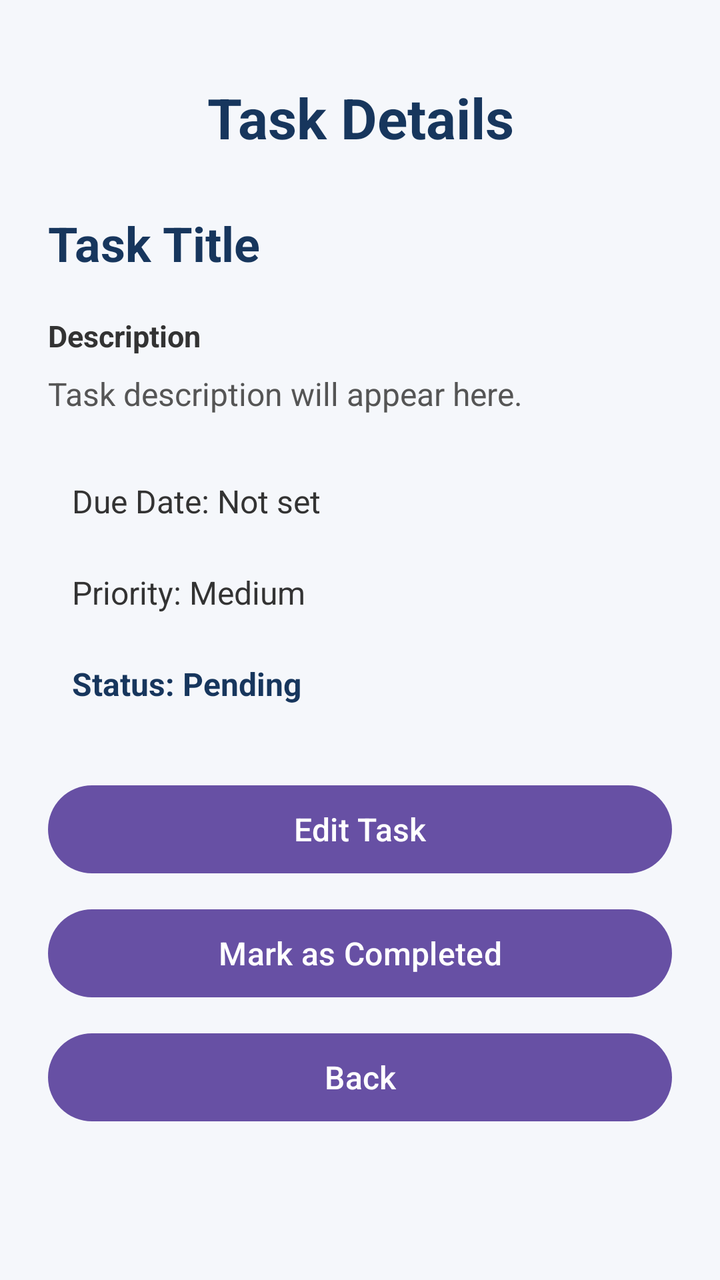
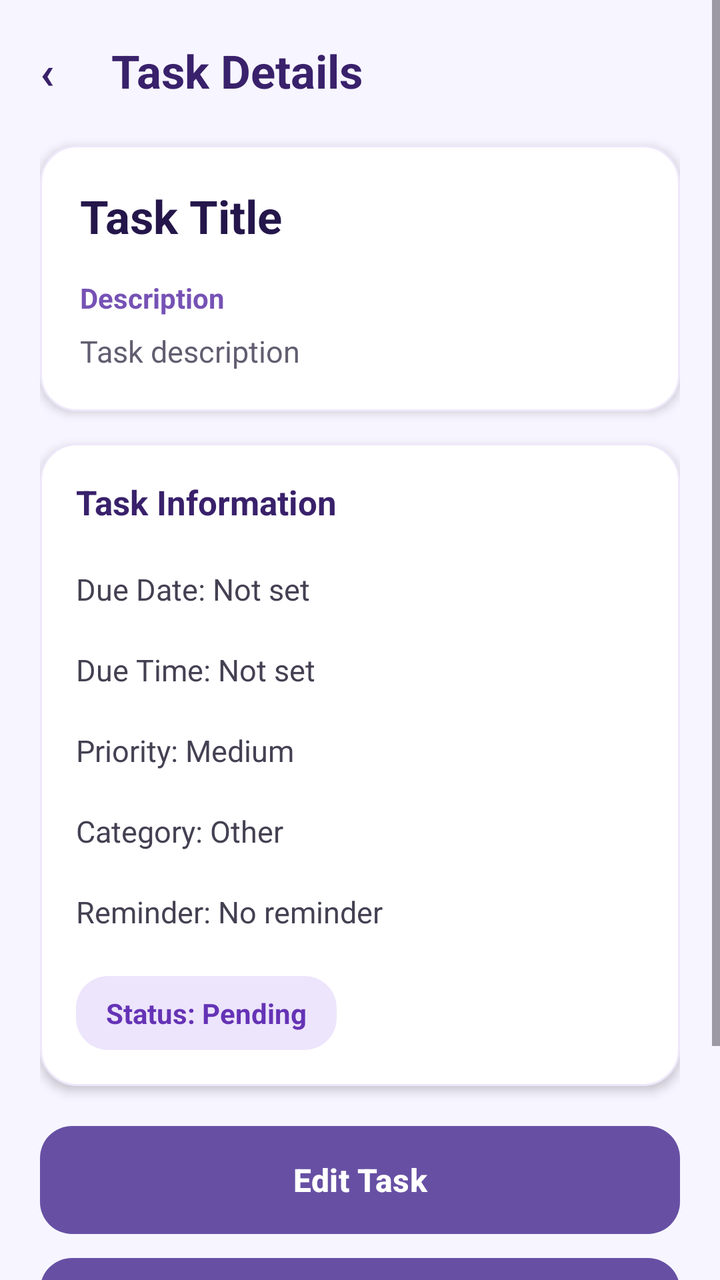

Before-and-after screenshots of an Android layout around one commit, followed by the original layout XML and the change that was made.
<!-- AndroidManifest.xml: application theme Theme.TaskMate -->
<!-- res/layout/activity_task_details.xml -->
<?xml version="1.0" encoding="utf-8"?>
<ScrollView xmlns:android="http://schemas.android.com/apk/res/android"
    android:layout_width="match_parent"
    android:layout_height="match_parent"
    android:fillViewport="true"
    android:background="#F5F7FB">

    <LinearLayout
        android:layout_width="match_parent"
        android:layout_height="wrap_content"
        android:orientation="vertical"
        android:padding="24dp">

        <TextView
            android:layout_width="match_parent"
            android:layout_height="wrap_content"
            android:text="Task Details"
            android:textSize="28sp"
            android:textStyle="bold"
            android:textColor="#17365D"
            android:gravity="center"
            android:layout_marginTop="16dp"
            android:layout_marginBottom="28dp" />

        <TextView
            android:id="@+id/tvTaskTitle"
            android:layout_width="match_parent"
            android:layout_height="wrap_content"
            android:text="Task Title"
            android:textSize="24sp"
            android:textStyle="bold"
            android:textColor="#17365D"
            android:layout_marginBottom="20dp" />

        <TextView
            android:layout_width="match_parent"
            android:layout_height="wrap_content"
            android:text="Description"
            android:textSize="15sp"
            android:textStyle="bold"
            android:textColor="#333333" />

        <TextView
            android:id="@+id/tvTaskDescription"
            android:layout_width="match_parent"
            android:layout_height="wrap_content"
            android:text="Task description will appear here."
            android:textSize="16sp"
            android:textColor="#555555"
            android:paddingTop="8dp"
            android:paddingBottom="20dp" />

        <TextView
            android:id="@+id/tvDueDate"
            android:layout_width="match_parent"
            android:layout_height="wrap_content"
            android:text="Due Date: Not set"
            android:textSize="16sp"
            android:textColor="#333333"
            android:padding="12dp" />

        <TextView
            android:id="@+id/tvPriority"
            android:layout_width="match_parent"
            android:layout_height="wrap_content"
            android:text="Priority: Medium"
            android:textSize="16sp"
            android:textColor="#333333"
            android:padding="12dp" />

        <TextView
            android:id="@+id/tvTaskStatus"
            android:layout_width="match_parent"
            android:layout_height="wrap_content"
            android:text="Status: Pending"
            android:textSize="16sp"
            android:textStyle="bold"
            android:textColor="#17365D"
            android:padding="12dp"
            android:layout_marginBottom="24dp" />

        <Button
            android:id="@+id/btnEditTask"
            android:layout_width="match_parent"
            android:layout_height="wrap_content"
            android:text="Edit Task"
            android:textAllCaps="false"
            android:textSize="16sp"
            android:minHeight="52dp" />

        <Button
            android:id="@+id/btnMarkCompleted"
            android:layout_width="match_parent"
            android:layout_height="wrap_content"
            android:text="Mark as Completed"
            android:textAllCaps="false"
            android:textSize="16sp"
            android:minHeight="52dp"
            android:layout_marginTop="10dp" />

        <Button
            android:id="@+id/btnBack"
            android:layout_width="match_parent"
            android:layout_height="wrap_content"
            android:text="Back"
            android:textAllCaps="false"
            android:textSize="16sp"
            android:minHeight="52dp"
            android:layout_marginTop="10dp"
            android:layout_marginBottom="16dp" />

    </LinearLayout>

</ScrollView>
<!-- resources referenced by this layout -->
<resources>
  <style name="Theme.TaskMate" parent="Base.Theme.TaskMate" />
  <style name="Base.Theme.TaskMate" parent="Theme.Material3.DayNight.NoActionBar">
          
          
      </style>
</resources>

<!-- the commit's change to res/layout/activity_task_details.xml (unified diff, before → after) -->
@@ -2,112 +2,191 @@
 <ScrollView xmlns:android="http://schemas.android.com/apk/res/android"
     android:layout_width="match_parent"
     android:layout_height="match_parent"
-    android:fillViewport="true"
-    android:background="#F5F7FB">
+    android:background="#F7F5FF"
+    android:fillViewport="true">
 
     <LinearLayout
         android:layout_width="match_parent"
         android:layout_height="wrap_content"
         android:orientation="vertical"
-        android:padding="24dp">
+        android:padding="20dp">
 
+        
         <TextView
             android:layout_width="match_parent"
             android:layout_height="wrap_content"
-            android:text="Task Details"
-            android:textSize="28sp"
+            android:text="‹     Task Details"
+            android:textColor="#39216B"
+            android:textSize="23sp"
             android:textStyle="bold"
-            android:textColor="#17365D"
-            android:gravity="center"
-            android:layout_marginTop="16dp"
-            android:layout_marginBottom="28dp" />
+            android:gravity="center_vertical"
+            android:layout_marginBottom="22dp" />
 
-        <TextView
-            android:id="@+id/tvTaskTitle"
+        
+        <LinearLayout
             android:layout_width="match_parent"
             android:layout_height="wrap_content"
-            android:text="Task Title"
-            android:textSize="24sp"
-            android:textStyle="bold"
-            android:textColor="#17365D"
-            android:layout_marginBottom="20dp" />
+            android:orientation="vertical"
+            android:background="@drawable/bg_task_detail_card"
+            android:elevation="3dp"
+            android:padding="20dp"
+            android:layout_marginBottom="16dp">
 
-        <TextView
+            <TextView
+                android:id="@+id/tvTaskTitle"
+                android:layout_width="match_parent"
+                android:layout_height="wrap_content"
+                android:text="Task Title"
+                android:textColor="#24164A"
+                android:textSize="23sp"
+                android:textStyle="bold"
+                android:layout_marginBottom="16dp" />
+
+            <TextView
+                android:layout_width="match_parent"
+                android:layout_height="wrap_content"
+                android:text="Description"
+                android:textColor="#7652B5"
+                android:textSize="14sp"
+                android:textStyle="bold"
+                android:layout_marginBottom="7dp" />
+
+            <TextView
+                android:id="@+id/tvTaskDescription"
+                android:layout_width="match_parent"
+                android:layout_height="wrap_content"
+                android:text="Task description"
+                android:textColor="#625D70"
+                android:textSize="15sp"
+                android:lineSpacingExtra="4dp" />
+
+        </LinearLayout>
+
+        
+        <LinearLayout
             android:layout_width="match_parent"
             android:layout_height="wrap_content"
-            android:text="Description"
-            android:textSize="15sp"
-            android:textStyle="bold"
-            android:textColor="#333333" />
+            android:orientation="vertical"
+            android:background="@drawable/bg_task_detail_card"
+            android:elevation="3dp"
+            android:padding="18dp"
+            android:layout_marginBottom="20dp">
 
-        <TextView
-            android:id="@+id/tvTaskDescription"
-            android:layout_width="match_parent"
-            android:layout_height="wrap_content"
-            android:text="Task description will appear here."
-            android:textSize="16sp"
-            android:textColor="#555555"
-            android:paddingTop="8dp"
-            android:paddingBottom="20dp" />
+            <TextView
+                android:layout_width="match_parent"
+                android:layout_height="wrap_content"
+                android:text="Task Information"
+                android:textColor="#39216B"
+                android:textSize="17sp"
+                android:textStyle="bold"
+                android:layout_marginBottom="12dp" />
 
-        <TextView
-            android:id="@+id/tvDueDate"
-            android:layout_width="match_parent"
-            android:layout_height="wrap_content"
-            android:text="Due Date: Not set"
-            android:textSize="16sp"
-            android:textColor="#333333"
-            android:padding="12dp" />
+            
+            <TextView
+                android:id="@+id/tvDueDate"
+                android:layout_width="match_parent"
+                android:layout_height="wrap_content"
+                android:text="Due Date: Not set"
+                android:textColor="#454052"
+                android:textSize="15sp"
+                android:paddingVertical="10dp" />
 
-        <TextView
-            android:id="@+id/tvPriority"
-            android:layout_width="match_parent"
-            android:layout_height="wrap_content"
-            android:text="Priority: Medium"
-            android:textSize="16sp"
-            android:textColor="#333333"
-            android:padding="12dp" />
+            
+            <TextView
+                android:id="@+id/tvDueTime"
+                android:layout_width="match_parent"
+                android:layout_height="wrap_content"
+                android:text="Due Time: Not set"
+                android:textColor="#454052"
+                android:textSize="15sp"
+                android:paddingVertical="10dp" />
 
-        <TextView
-            android:id="@+id/tvTaskStatus"
-            android:layout_width="match_parent"
-            android:layout_height="wrap_content"
-            android:text="Status: Pending"
-            android:textSize="16sp"
-            android:textStyle="bold"
-            android:textColor="#17365D"
-            android:padding="12dp"
-            android:layout_marginBottom="24dp" />
+            
+            <TextView
+                android:id="@+id/tvPriority"
+                android:layout_width="match_parent"
+                android:layout_height="wrap_content"
+                android:text="Priority: Medium"
+                android:textColor="#454052"
+                android:textSize="15sp"
+                android:paddingVertical="10dp" />
 
+            
+            <TextView
+                android:id="@+id/tvCategory"
+                android:layout_width="match_parent"
+                android:layout_height="wrap_content"
+                android:text="Category: Other"
+                android:textColor="#454052"
+                android:textSize="15sp"
+                android:paddingVertical="10dp" />
+
+            
+            <TextView
+                android:id="@+id/tvReminder"
+                android:layout_width="match_parent"
+                android:layout_height="wrap_content"
+                android:text="Reminder: No reminder"
+                android:textColor="#454052"
+                android:textSize="15sp"
+                android:paddingVertical="10dp" />
+
+            
+            <TextView
+                android:id="@+id/tvTaskStatus"
+                android:layout_width="wrap_content"
+                android:layout_height="wrap_content"
+                android:text="Status: Pending"
+                android:textColor="#6533B5"
+                android:textSize="14sp"
+                android:textStyle="bold"
+                android:background="@drawable/bg_task_secondary_button"
+                android:paddingHorizontal="15dp"
+                android:paddingVertical="9dp"
+                android:layout_marginTop="12dp" />
+
+        </LinearLayout>
+
+        
         <Button
             android:id="@+id/btnEditTask"
             android:layout_width="match_parent"
-            android:layout_height="wrap_content"
+            android:layout_height="54dp"
             android:text="Edit Task"
+            android:textColor="#FFFFFF"
+            android:textSize="16sp"
+            android:textStyle="bold"
             android:textAllCaps="false"
-            android:textSize="16sp"
-            android:minHeight="52dp" />
+            android:background="@drawable/bg_task_primary_button"
+            android:backgroundTint="@null"
+            android:elevation="2dp" />
 
+        
         <Button
             android:id="@+id/btnMarkCompleted"
             android:layout_width="match_parent"
-            android:layout_height="wrap_content"
+            android:layout_height="54dp"
             android:text="Mark as Completed"
+            android:textColor="#59309C"
+            android:textSize="15sp"
+            android:textStyle="bold"
             android:textAllCaps="false"
-            android:textSize="16sp"
-            android:minHeight="52dp"
-            android:layout_marginTop="10dp" />
+            android:background="@drawable/bg_task_secondary_button"
+            android:backgroundTint="@null"
+            android:layout_marginTop="12dp" />
 
+        
         <Button
             android:id="@+id/btnBack"
             android:layout_width="match_parent"
-            android:layout_height="wrap_content"
+            android:layout_height="50dp"
             android:text="Back"
+            android:textColor="#625D70"
+            android:textSize="15sp"
             android:textAllCaps="false"
-            android:textSize="16sp"
-            android:minHeight="52dp"
+            android:backgroundTint="#E9E5F1"
             android:layout_marginTop="10dp"
-            android:layout_marginBottom="16dp" />
+            android:layout_marginBottom="20dp" />
 
     </LinearLayout>
 
<!-- resource entries referenced after the edit -->
@@ -1,5 +1,26 @@
 <!-- resources referenced by this layout -->
 <resources>
+  <!-- drawable bg_task_detail_card (drawable) -->
+  <?xml version="1.0" encoding="utf-8"?>
+  <shape xmlns:android="http://schemas.android.com/apk/res/android">
+      <solid android:color="#FFFFFF" />
+      <corners android:radius="18dp" />
+      <stroke
+          android:width="1dp"
+          android:color="#EEE8FA" />
+  </shape>
+  <!-- drawable bg_task_primary_button (drawable) -->
+  <?xml version="1.0" encoding="utf-8"?>
+  <shape xmlns:android="http://schemas.android.com/apk/res/android">
+      <solid android:color="#7138CC" />
+      <corners android:radius="16dp" />
+  </shape>
+  <!-- drawable bg_task_secondary_button (drawable) -->
+  <?xml version="1.0" encoding="utf-8"?>
+  <shape xmlns:android="http://schemas.android.com/apk/res/android">
+      <solid android:color="#EDE5FC" />
+      <corners android:radius="16dp" />
+  </shape>
   <style name="Theme.TaskMate" parent="Base.Theme.TaskMate" />
   <style name="Base.Theme.TaskMate" parent="Theme.Material3.DayNight.NoActionBar">
           
